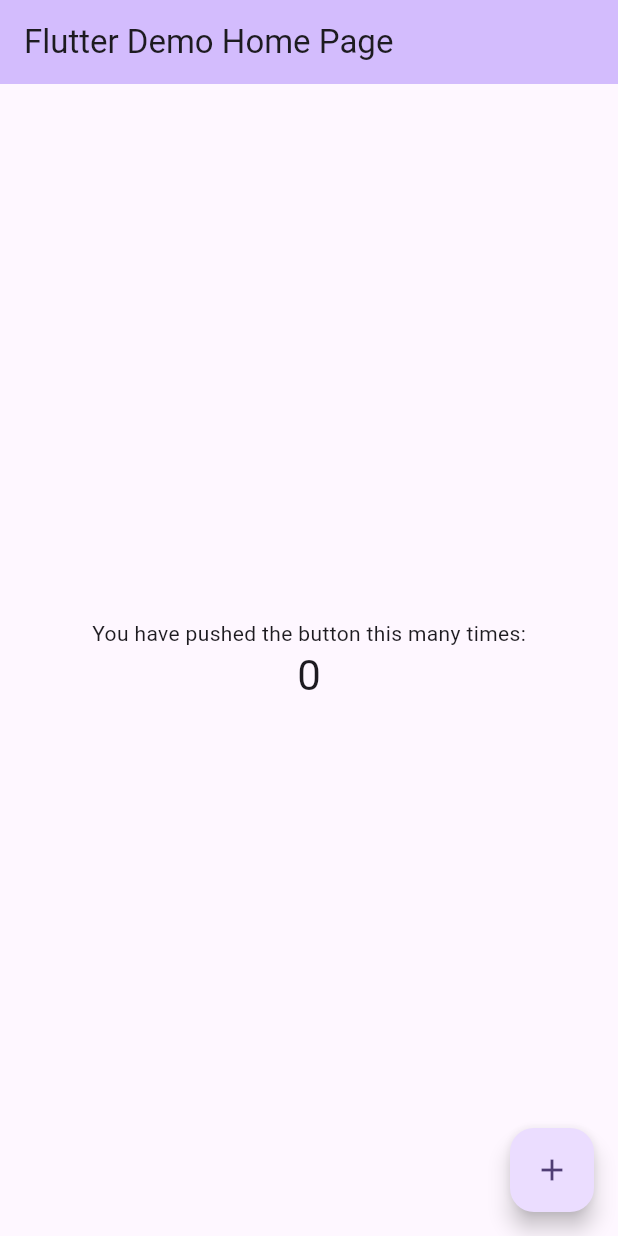
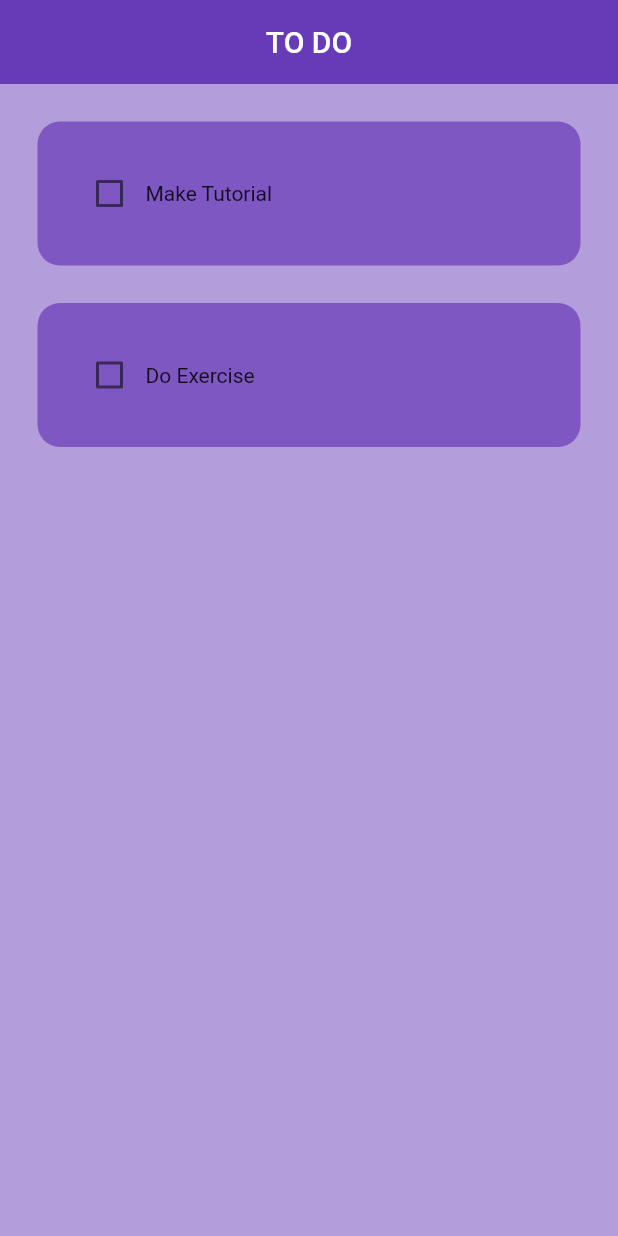
Before and after one commit to Osamaalharbi9/Todo, a Flutter app: the screen it shows after launch, on a phone screen of 412 x 824 dp. Run offline on Flutter 3.47's test engine with Material 2 defaults, Android fonts, the phone set to English and light mode, and no system bars.

Commit message:
adding list view builder

```diff
--- a/todo/lib/main.dart
+++ b/todo/lib/main.dart
@@ -1,4 +1,5 @@
 import 'package:flutter/material.dart';
+import 'package:todo/pages/home_page.dart';
 
 void main() {
   runApp(const MyApp());
@@ -7,119 +8,12 @@ void main() {
 class MyApp extends StatelessWidget {
   const MyApp({super.key});
 
-  // This widget is the root of your application.
   @override
   Widget build(BuildContext context) {
     return MaterialApp(
-      title: 'Flutter Demo',
-      theme: ThemeData(
-        // This is the theme of your application.
-        //
-        // TRY THIS: Try running your application with "flutter run". You'll see
-        // the application has a blue toolbar. Then, without quitting the app,
-        // try changing the seedColor in the colorScheme below to Colors.green
-        // and then invoke "hot reload" (save your changes or press the "hot
-        // reload" button in a Flutter-supported IDE, or press "r" if you used
-        // the command line to start the app).
-        //
-        // Notice that the counter didn't reset back to zero; the application
-        // state is not lost during the reload. To reset the state, use hot
-        // restart instead.
-        //
-        // This works for code too, not just values: Most code changes can be
-        // tested with just a hot reload.
-        colorScheme: ColorScheme.fromSeed(seedColor: Colors.deepPurple),
-        useMaterial3: true,
-      ),
-      home: const MyHomePage(title: 'Flutter Demo Home Page'),
+      debugShowCheckedModeBanner: false,
+      home: HomePage(),
+      theme: ThemeData(primarySwatch: Colors.deepPurple),
     );
   }
 }
-
-class MyHomePage extends StatefulWidget {
-  const MyHomePage({super.key, required this.title});
-
-  // This widget is the home page of your application. It is stateful, meaning
-  // that it has a State object (defined below) that contains fields that affect
-  // how it looks.
-
-  // This class is the configuration for the state. It holds the values (in this
-  // case the title) provided by the parent (in this case the App widget) and
-  // used by the build method of the State. Fields in a Widget subclass are
-  // always marked "final".
-
-  final String title;
-
-  @override
-  State<MyHomePage> createState() => _MyHomePageState();
-}
-
-class _MyHomePageState extends State<MyHomePage> {
-  int _counter = 0;
-
-  void _incrementCounter() {
-    setState(() {
-      // This call to setState tells the Flutter framework that something has
-      // changed in this State, which causes it to rerun the build method below
-      // so that the display can reflect the updated values. If we changed
-      // _counter without calling setState(), then the build method would not be
-      // called again, and so nothing would appear to happen.
-      _counter++;
-    });
-  }
-
-  @override
-  Widget build(BuildContext context) {
-    // This method is rerun every time setState is called, for instance as done
-    // by the _incrementCounter method above.
-    //
-    // The Flutter framework has been optimized to make rerunning build methods
-    // fast, so that you can just rebuild anything that needs updating rather
-    // than having to individually change instances of widgets.
-    return Scaffold(
-      appBar: AppBar(
-        // TRY THIS: Try changing the color here to a specific color (to
-        // Colors.amber, perhaps?) and trigger a hot reload to see the AppBar
-        // change color while the other colors stay the same.
-        backgroundColor: Theme.of(context).colorScheme.inversePrimary,
-        // Here we take the value from the MyHomePage object that was created by
-        // the App.build method, and use it to set our appbar title.
-        title: Text(widget.title),
-      ),
-      body: Center(
-        // Center is a layout widget. It takes a single child and positions it
-        // in the middle of the parent.
-        child: Column(
-          // Column is also a layout widget. It takes a list of children and
-          // arranges them vertically. By default, it sizes itself to fit its
-          // children horizontally, and tries to be as tall as its parent.
-          //
-          // Column has various properties to control how it sizes itself and
-          // how it positions its children. Here we use mainAxisAlignment to
-          // center the children vertically; the main axis here is the vertical
-          // axis because Columns are vertical (the cross axis would be
-          // horizontal).
-          //
-          // TRY THIS: Invoke "debug painting" (choose the "Toggle Debug Paint"
-          // action in the IDE, or press "p" in the console), to see the
-          // wireframe for each widget.
-          mainAxisAlignment: MainAxisAlignment.center,
-          children: <Widget>[
-            const Text(
-              'You have pushed the button this many times:',
-            ),
-            Text(
-              '$_counter',
-              style: Theme.of(context).textTheme.headlineMedium,
-            ),
-          ],
-        ),
-      ),
-      floatingActionButton: FloatingActionButton(
-        onPressed: _incrementCounter,
-        tooltip: 'Increment',
-        child: const Icon(Icons.add),
-      ), // This trailing comma makes auto-formatting nicer for build methods.
-    );
-  }
-}
--- /dev/null
+++ b/todo/lib/pages/home_page.dart
@@ -0,0 +1,30 @@
+import 'package:flutter/material.dart';
+import 'package:todo/util/todo_tile.dart';
+
+class HomePage extends StatefulWidget {
+  const HomePage({super.key});
+
+  @override
+  State<HomePage> createState() => _HomePageState();
+}
+
+class _HomePageState extends State<HomePage> {
+  List toDoList=[
+  ["Make Tutorial",false],
+  ["Do Exercise",false]
+  ];
+  void checkBoxChanged(bool? value,int index,){setState(() {
+    toDoList[index][1]=!toDoList[index][1];
+  });}
+  @override
+  Widget build(BuildContext context) {
+    return Scaffold(
+      backgroundColor: Colors.deepPurple.shade200,
+      appBar: AppBar(elevation: 0,
+        title: const Center(child:  Text("TO DO")),
+      ),body: ListView.builder(itemCount: toDoList.length,
+        itemBuilder: ( (context, index){return TodoTile(taskname: toDoList[index][0], taskcompleted: toDoList[index][1], onChanged: (value) => checkBoxChanged(value,index),);}),
+      ),
+    );
+  }
+}
--- /dev/null
+++ b/todo/lib/util/todo_tile.dart
@@ -0,0 +1,26 @@
+import 'package:flutter/material.dart';
+
+class TodoTile extends StatelessWidget {
+  final String taskname;
+  final bool taskcompleted;
+  Function(bool?)? onChanged;
+   TodoTile({super.key,required this.taskname,required this.taskcompleted,required this.onChanged});
+
+  @override
+  Widget build(BuildContext context) {
+    return Padding(
+      padding: const EdgeInsets.only(left: 25,right: 25,top: 25),
+      child: Container(
+        padding: EdgeInsets.all(24),
+        child: Row(
+          children: [Checkbox(activeColor: Colors.black,value: taskcompleted, onChanged: onChanged),
+            Text(taskname),
+          ],
+        ),
+        decoration: BoxDecoration(
+            borderRadius: BorderRadius.circular(15),
+            color: Colors.deepPurple.shade400),
+      ),
+    );
+  }
+}
```
